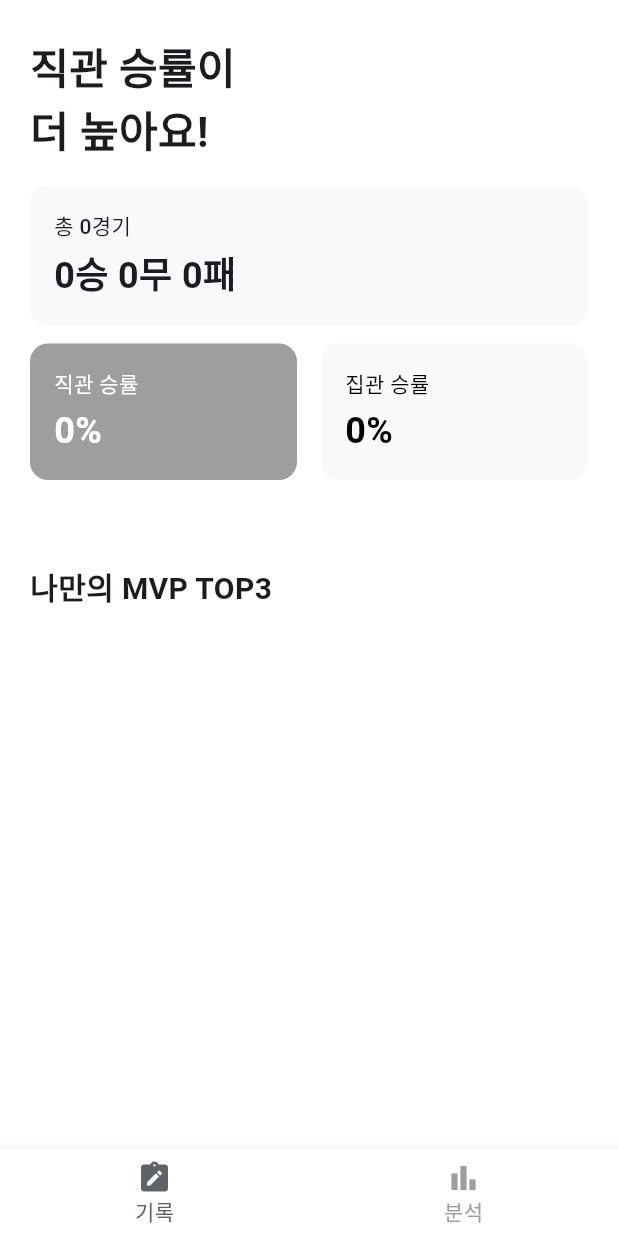
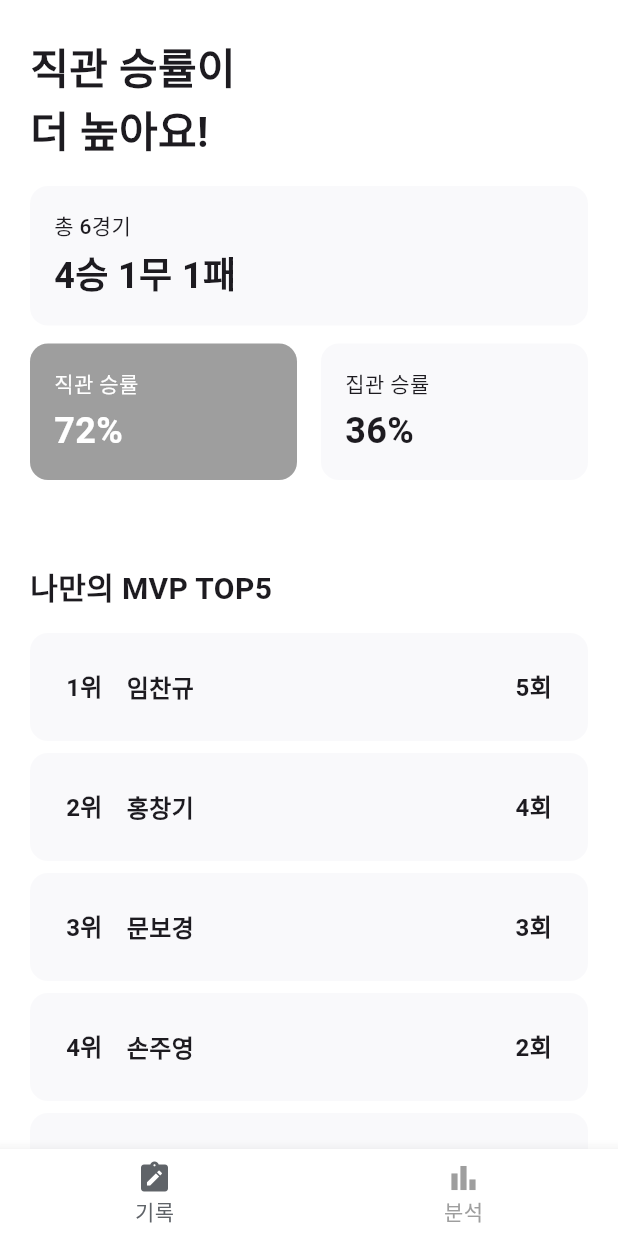
Before and after one commit to yunyoungwoo/24-2-DB, a Flutter app: the MainTabScreen screen opened by its route, item 2 of the bottom bar chosen, on a phone screen of 412 x 824 dp. Run offline on Flutter 3.47's test engine with Material 3 defaults, Android fonts, the phone set to English and light mode, and no system bars; our stand-ins replace image_picker, sqflite; accounts and stored records are empty; Roboto replaces fonts that are missing (Pretendard); project files that could hold a hidden picture were left out.

Commit message:
Revert "analysis db연결"

```diff
--- a/lib/screens/analysis_screen.dart
+++ b/lib/screens/analysis_screen.dart
@@ -7,27 +7,16 @@ class AnalysisScreen extends StatefulWidget {
   const AnalysisScreen({Key? key}) : super(key: key);
 
   @override
-  AnalysisScreenState createState() => AnalysisScreenState();
+  State<AnalysisScreen> createState() => _AnalysisScreenState();
 }
 
-class AnalysisScreenState extends State<AnalysisScreen> {
-  Color teamColor = Colors.grey;
-  Map<String, int> winRates = {'직관': 0, '집관': 0};
-  Map<String, int> record = {'total': 0, 'wins': 0, 'losses': 0, 'draws': 0};
-  List<Map<String, dynamic>> topMVPs = [];
-  String headerText = '직관';
-
-  Future<void> loadAllData() async {
-    await _loadTeamColor();
-    await _loadWinRates();
-    await _loadRecord();
-    await _loadTopMVPs();
-  }
+class _AnalysisScreenState extends State<AnalysisScreen> {
+  Color teamColor = Colors.grey; // 기본값 설정
 
   @override
   void initState() {
     super.initState();
-    loadAllData();
+    _loadTeamColor();
   }
 
   Future<void> _loadTeamColor() async {
@@ -46,56 +35,11 @@ class AnalysisScreenState extends State<AnalysisScreen> {
     }
   }
 
-  Future<void> _loadWinRates() async {
-    try {
-      final userTeamID = await DatabaseHelper.instance.getUserTeam();
-      if (userTeamID != null) {
-        final rates = await DatabaseHelper.instance
-            .calculateWinRatesByViewType(userTeamID);
-        setState(() {
-          winRates = rates;
-          headerText =
-              (winRates['직관'] ?? 0) >= (winRates['집관'] ?? 0) ? '직관' : '집관';
-        });
-      }
-    } catch (e) {
-      print('Error loading win rates: $e');
-    }
-  }
-
-  Future<void> _loadRecord() async {
-    try {
-      final userTeamID = await DatabaseHelper.instance.getUserTeam();
-      if (userTeamID != null) {
-        final teamRecord =
-            await DatabaseHelper.instance.getTeamRecord(userTeamID);
-        setState(() {
-          record = teamRecord;
-        });
-      }
-    } catch (e) {
-      print('Error loading team record: $e');
-    }
-  }
-
-  Future<void> _loadTopMVPs() async {
-    try {
-      final mvps = await DatabaseHelper.instance.getTopMVPs(limit: 3);
-      setState(() {
-        topMVPs = mvps;
-      });
-    } catch (e) {
-      print('Error loading MVPs: $e');
-    }
-  }
-
   @override
   Widget build(BuildContext context) {
     return Scaffold(
       backgroundColor: Colors.white,
-      body: RefreshIndicator(
-        onRefresh: loadAllData,
-        child: SafeArea(
+      body: SafeArea(
         child: Column(
           crossAxisAlignment: CrossAxisAlignment.start,
           children: [
@@ -109,7 +53,7 @@ class AnalysisScreenState extends State<AnalysisScreen> {
                 crossAxisAlignment: CrossAxisAlignment.start,
                 children: [
                   Text(
-                      '$headerText 승률이',
+                    '직관 승률이',
                     style: AppTextStyle.h1,
                   ),
                   Text(
@@ -138,12 +82,9 @@ class AnalysisScreenState extends State<AnalysisScreen> {
                           child: Column(
                             crossAxisAlignment: CrossAxisAlignment.start,
                             children: [
-                                Text('총 ${record['total']}경기',
-                                    style: AppTextStyle.body2Medium),
+                              Text('총 6경기', style: AppTextStyle.body2Medium),
                               const SizedBox(height: 4),
-                                Text(
-                                    '${record['wins']}승 ${record['draws']}무 ${record['losses']}패',
-                                    style: AppTextStyle.h2),
+                              Text('4승 1무 1패', style: AppTextStyle.h2),
                             ],
                           ),
                         ),
@@ -155,34 +96,19 @@ class AnalysisScreenState extends State<AnalysisScreen> {
                             child: Container(
                               padding: const EdgeInsets.all(16.0),
                               decoration: BoxDecoration(
-                                  color: (winRates['직관'] ?? 0) >=
-                                          (winRates['집관'] ?? 0)
-                                      ? teamColor
-                                      : AppColors.gray2,
+                                color: teamColor,
                                 borderRadius: BorderRadius.circular(12),
                               ),
                               child: Column(
                                 crossAxisAlignment: CrossAxisAlignment.start,
                                 children: [
-                                    Text(
-                                      '직관 승률',
-                                      style: AppTextStyle.body2Medium.copyWith(
-                                        color: (winRates['직관'] ?? 0) >=
-                                                (winRates['집관'] ?? 0)
-                                            ? Colors.white
-                                            : AppColors.text,
-                                      ),
-                                    ),
+                                  Text('직관 승률',
+                                      style: AppTextStyle.body2Medium
+                                          .copyWith(color: Colors.white)),
                                   const SizedBox(height: 4),
-                                    Text(
-                                      '${winRates['직관']}%',
-                                      style: AppTextStyle.h2.copyWith(
-                                        color: (winRates['직관'] ?? 0) >=
-                                                (winRates['집관'] ?? 0)
-                                            ? Colors.white
-                                            : AppColors.text,
-                                      ),
-                                    ),
+                                  Text('72%',
+                                      style: AppTextStyle.h2
+                                          .copyWith(color: Colors.white)),
                                 ],
                               ),
                             ),
@@ -192,34 +118,16 @@ class AnalysisScreenState extends State<AnalysisScreen> {
                             child: Container(
                               padding: const EdgeInsets.all(16.0),
                               decoration: BoxDecoration(
-                                  color: (winRates['집관'] ?? 0) >
-                                          (winRates['직관'] ?? 0)
-                                      ? teamColor
-                                      : AppColors.gray2,
+                                color: AppColors.gray2,
                                 borderRadius: BorderRadius.circular(12),
                               ),
                               child: Column(
                                 crossAxisAlignment: CrossAxisAlignment.start,
                                 children: [
-                                    Text(
-                                      '집관 승률',
-                                      style: AppTextStyle.body2Medium.copyWith(
-                                        color: (winRates['집관'] ?? 0) >
-                                                (winRates['직관'] ?? 0)
-                                            ? Colors.white
-                                            : AppColors.text,
-                                      ),
-                                    ),
+                                  Text('집관 승률',
+                                      style: AppTextStyle.body2Medium),
                                   const SizedBox(height: 4),
-                                    Text(
-                                      '${winRates['집관']}%',
-                                      style: AppTextStyle.h2.copyWith(
-                                        color: (winRates['집관'] ?? 0) >
-                                                (winRates['직관'] ?? 0)
-                                            ? Colors.white
-                                            : AppColors.text,
-                                      ),
-                                    ),
+                                  Text('36%', style: AppTextStyle.h2),
                                 ],
                               ),
                             ),
@@ -227,16 +135,23 @@ class AnalysisScreenState extends State<AnalysisScreen> {
                         ],
                       ),
                       const SizedBox(height: 56), // MVP 섹션과의 간격
-                        Text('나만의 MVP TOP3', style: AppTextStyle.h3),
+                      Text('나만의 MVP TOP5', style: AppTextStyle.h3),
                       const SizedBox(height: 16), // 헤더와 첫 번째 순위 박스 사이 간격
                       ListView.separated(
                         shrinkWrap: true,
                         physics: const NeverScrollableScrollPhysics(),
-                          itemCount: topMVPs.length,
+                        itemCount: 5,
                         separatorBuilder: (context, index) =>
                             const SizedBox(height: 8),
                         itemBuilder: (context, index) {
-                            final mvp = topMVPs[index];
+                          final List<Map<String, String>> mvpData = [
+                            {"rank": "1위", "name": "임찬규", "count": "5회"},
+                            {"rank": "2위", "name": "홍창기", "count": "4회"},
+                            {"rank": "3위", "name": "문보경", "count": "3회"},
+                            {"rank": "4위", "name": "손주영", "count": "2회"},
+                            {"rank": "5위", "name": "고석", "count": "1회"},
+                          ];
+
                           return Container(
                             padding: const EdgeInsets.all(24.0),
                             decoration: BoxDecoration(
@@ -246,17 +161,17 @@ class AnalysisScreenState extends State<AnalysisScreen> {
                             child: Row(
                               children: [
                                 Text(
-                                    '${index + 1}위',
+                                  mvpData[index]["rank"]!,
                                   style: AppTextStyle.body1SemiBold,
                                 ),
                                 const SizedBox(width: 16),
                                 Text(
-                                    mvp['name'],
+                                  mvpData[index]["name"]!,
                                   style: AppTextStyle.body1SemiBold,
                                 ),
                                 const Spacer(),
                                 Text(
-                                    '${mvp['count']}회',
+                                  mvpData[index]["count"]!,
                                   style: AppTextStyle.body1SemiBold,
                                 ),
                               ],
@@ -272,7 +187,6 @@ class AnalysisScreenState extends State<AnalysisScreen> {
           ],
         ),
       ),
-      ),
     );
   }
 }
--- a/lib/screens/diary_detail_page.dart
+++ b/lib/screens/diary_detail_page.dart
@@ -357,7 +357,7 @@ class DiaryDetailPageState extends State<DiaryDetailPage> {
                             ),
                             child: Text(
                               mvp,
-                              style: AppTextStyle.body1Medium,
+                              style: const TextStyle(fontSize: 16),
                             ),
                           ),
                         ],
@@ -384,7 +384,7 @@ class DiaryDetailPageState extends State<DiaryDetailPage> {
                             ),
                             child: Text(
                               comment,
-                              style: AppTextStyle.body1Medium,
+                              style: const TextStyle(fontSize: 16),
                             ),
                           ),
                         ],
--- a/lib/screens/game_diary_screen.dart
+++ b/lib/screens/game_diary_screen.dart
@@ -142,6 +142,7 @@ class GameDiaryScreenState extends State<GameDiaryScreen> {
 
       _showSnackBar('경기 일지가 성공적으로 저장되었습니다', isSuccess: true);
 
+      // `mounted`를 확인하여 위젯이 여전히 활성 상태인지 확인
       if (mounted) {
         Navigator.pop(context, true);
       }
--- a/lib/screens/main_tab_screen.dart
+++ b/lib/screens/main_tab_screen.dart
@@ -9,23 +9,21 @@ class MainTabScreen extends StatefulWidget {
   const MainTabScreen({Key? key}) : super(key: key);
 
   @override
-  State<MainTabScreen> createState() => MainTabScreenState();
+  State<MainTabScreen> createState() => _MainTabScreenState();
 }
 
-class MainTabScreenState extends State<MainTabScreen> {
+class _MainTabScreenState extends State<MainTabScreen> {
   int _currentIndex = 0;
-  Color teamColor = Colors.grey;
-  final analysisScreenKey = GlobalKey<AnalysisScreenState>();
+  Color teamColor = Colors.grey; // 기본값
 
-  final List<Widget> _pages = [];
+  final List<Widget> _pages = [
+    const DiaryPage(),
+    const AnalysisScreen(),
+  ];
 
   @override
   void initState() {
     super.initState();
-    _pages.addAll([
-      const DiaryPage(),
-      AnalysisScreen(key: analysisScreenKey),
-    ]);
     _loadTeamColor();
   }
 
@@ -58,10 +56,6 @@ class MainTabScreenState extends State<MainTabScreen> {
           setState(() {
             _currentIndex = index;
           });
-          // 분석 탭으로 이동할 때 데이터 새로고침
-          if (index == 1) {
-            analysisScreenKey.currentState?.loadAllData();
-          }
         },
         items: const [
           BottomNavigationBarItem(
```
Also changed, not shown: lib/database/database_helper.dart (+0 -80 lines), lib/screens/diary_page.dart (+1 -9 lines), 11 other files. Lines whose indentation alone changed are shown as unchanged.
